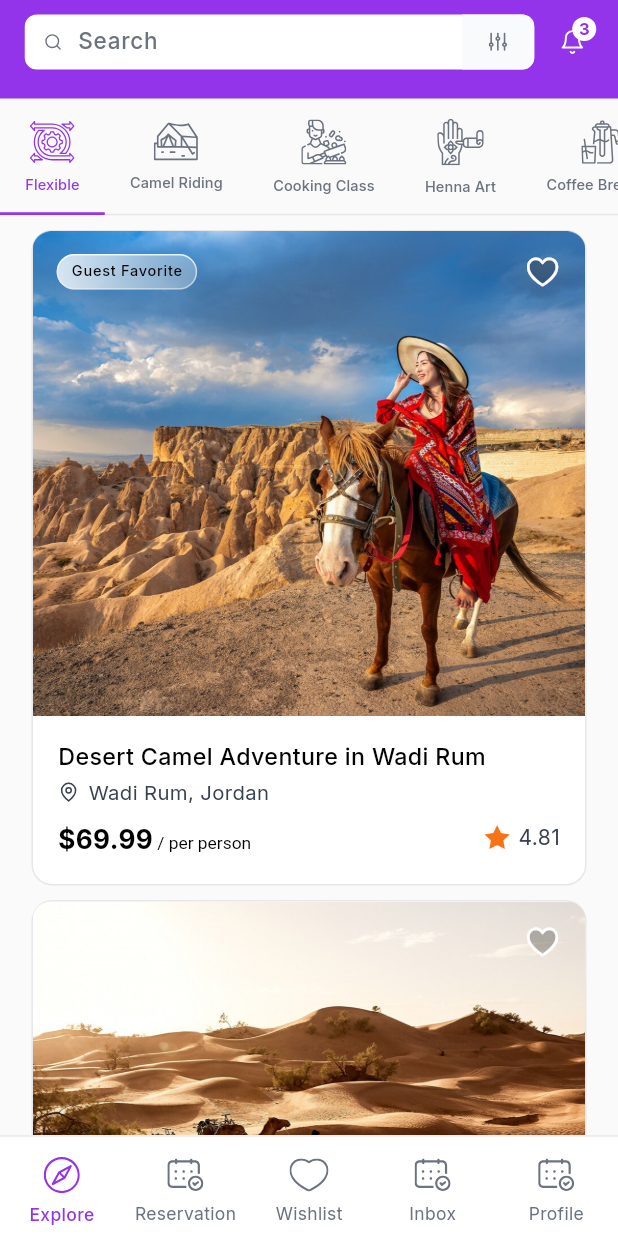
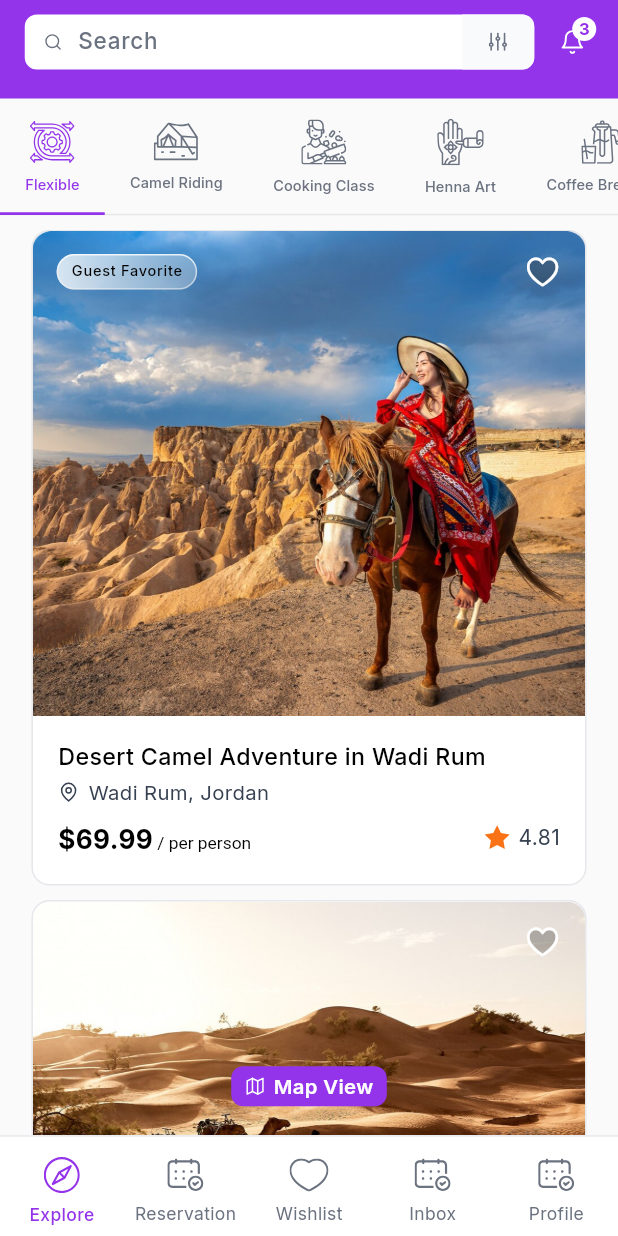
Before and after one commit to Hamdym12/flutter_technical_task, a Flutter app: the screen it shows after launch, on a phone screen of 412 x 824 dp. Run offline on Flutter 3.47's test engine with Material 3 defaults, Android fonts, the phone set to English and light mode, and no system bars; our stand-ins replace auto_route, bloc, easy_localization, equatable, flutter_animate, flutter_bloc and 7 more.

Commit message:
add view type button

```diff
--- a/lib/core/constants/app_assets.dart
+++ b/lib/core/constants/app_assets.dart
@@ -28,4 +28,5 @@ abstract class AppAssets{
   static const mapPinSvg = "$_svgIconsPath/map_pin.svg";
   static const heartSvg = "$_svgIconsPath/heart.svg";
   static const starSvg = "$_svgIconsPath/star.svg";
+  static const map = "$_svgIconsPath/map.svg";
 }
--- a/lib/core/constants/app_insets.dart
+++ b/lib/core/constants/app_insets.dart
@@ -10,4 +10,8 @@ abstract class AppInsets {
 
   static EdgeInsetsDirectional buttonInnerPadding =
       EdgeInsetsDirectional.symmetric(horizontal: 8.5.w, vertical: 4.h);
+
+
+  static EdgeInsetsDirectional componentInnerPadding =
+  EdgeInsetsDirectional.symmetric(horizontal: 8.w, vertical: 6.h);
 }
--- a/lib/core/constants/app_radius.dart
+++ b/lib/core/constants/app_radius.dart
@@ -1,5 +1,6 @@
 abstract class AppRadius {
-  static const double basicFormInput = 8;
-  static const double xl = 14; /// it should be 12 but the images
-  static const double xxl = 16;
+  static const double basicFormInput8 = 8;
+  static const double xl12 = 12;
+  static const double xxl16 = 16;
+  static const double componentRadius8 = 8;
 }
--- /dev/null
+++ b/lib/core/enums/view_type.dart
@@ -0,0 +1 @@
+enum ViewType {map,list}
--- a/lib/core/theming/app_text_styles.dart
+++ b/lib/core/theming/app_text_styles.dart
@@ -63,4 +63,9 @@ abstract class AppTextStyles{
     color: AppColors.textBlack,
   );
 
+  static const font14White600 = TextStyle(
+    fontSize: 14,
+    fontWeight: FontWeight.w600,
+    color: AppColors.white,
+  );
 }
--- a/lib/core/widgets/gradinet_button.dart
+++ b/lib/core/widgets/gradinet_button.dart
@@ -20,7 +20,7 @@ class GradientButton extends StatelessWidget {
           width: 1,
         ),
         color: AppColors.primaryPurple600,
-        borderRadius: BorderRadius.circular(AppRadius.xxl),
+        borderRadius: BorderRadius.circular(AppRadius.xxl16),
         gradient: AppGradients.linearButton,
       ),
       child: Text(
--- a/lib/core/widgets/search_text_field.dart
+++ b/lib/core/widgets/search_text_field.dart
@@ -84,8 +84,8 @@ class _SearchTextFieldState extends State<SearchTextField> {
             decoration: const BoxDecoration(
               color:  AppColors.grey50,
               borderRadius: BorderRadiusDirectional.only(
-                topEnd: Radius.circular(AppRadius.basicFormInput),
-                bottomEnd: Radius.circular(AppRadius.basicFormInput),
+                topEnd: Radius.circular(AppRadius.basicFormInput8),
+                bottomEnd: Radius.circular(AppRadius.basicFormInput8),
               ),
             ),
             child: Padding(
@@ -96,7 +96,7 @@ class _SearchTextFieldState extends State<SearchTextField> {
         ),
         contentPadding: const EdgeInsets.symmetric(horizontal: 8, vertical: 8),
         border: OutlineInputBorder(
-          borderRadius: BorderRadius.circular(AppRadius.basicFormInput),
+          borderRadius: BorderRadius.circular(AppRadius.basicFormInput8),
           borderSide: BorderSide.none,
         ),
       ),
--- a/lib/features/explore/presentation/widgets/explore_items_list.dart
+++ b/lib/features/explore/presentation/widgets/explore_items_list.dart
@@ -43,7 +43,7 @@ class ExploreItemsList extends StatelessWidget {
                          height: 452.h,
                          decoration: BoxDecoration(
                              color: AppColors.white,
-                             borderRadius: BorderRadius.circular(AppRadius.xl),
+                             borderRadius: BorderRadius.circular(AppRadius.xl12),
                              border: Border.all(
                                  color: AppColors.superLightGrey,
                                  width: 1
@@ -135,6 +135,33 @@ class ExploreItemsList extends StatelessWidget {
              );
             }
           ),
+          Positioned(
+            top: 0,
+            bottom: 20.h,
+            child: Align(
+              alignment: Alignment.bottomCenter,
+              child: Container(
+                padding: AppInsets.buttonInnerPadding,
+                decoration: BoxDecoration(
+                  color: AppColors.primaryPurple600,
+                  borderRadius: BorderRadius.circular(AppRadius.componentRadius8)
+                ),
+                child: Row(
+                  spacing: 5.w,
+                  mainAxisAlignment: MainAxisAlignment.center,
+                  children: [
+                    SvgPicture.asset(AppAssets.map),
+                    Text(
+                        'Map View',
+                      style: AppTextStyles.font14White600.copyWith(
+                        fontSize: 14.sp
+                      )
+                    )
+                  ],
+                ),
+              ),
+            ),
+          )
         ],
       ),
     );
```
Also changed, not shown: lib/features/explore/presentation/widgets/view_switch_button.dart (added, +38 -0 lines), assets/icons/svg/map.svg (added).
